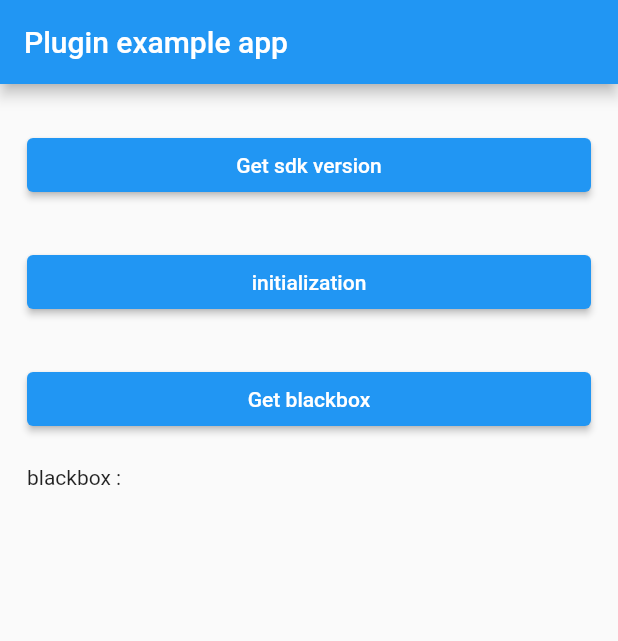
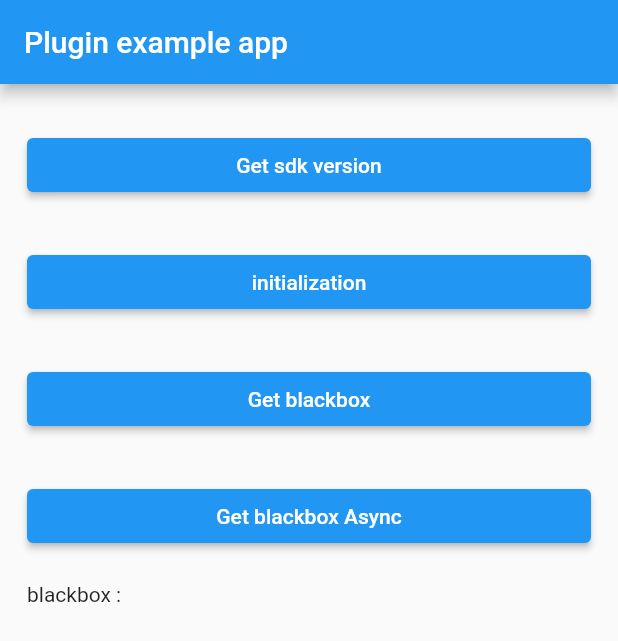
Before and after one commit to trustdecision/trustdevice-pro-flutter, a Flutter app: the screen it shows after launch, after a tap on "initialization", on a phone screen of 412 x 824 dp. Shown: the top 641 px of the screen. Run offline on Flutter 3.47's test engine with Material 2 defaults, Android fonts, the phone set to English and light mode, and no system bars; our stand-ins replace fluttertoast, permission_handler, plugin_platform_interface.

Commit message:
1.更新文档； 2.新增 _getBlackBoxAsync 方法调用；

```diff
--- a/example/lib/main.dart
+++ b/example/lib/main.dart
@@ -1,6 +1,6 @@
 import 'dart:async';
 import 'dart:io';
-
+import 'package:flutter/foundation.dart';
 import 'package:flutter/material.dart';
 import 'package:fluttertoast/fluttertoast.dart';
 import 'package:permission_handler/permission_handler.dart';
@@ -105,19 +105,41 @@ class _MyAppState extends State<MyHomePage> {
               child: ElevatedButton(
                   style: ElevatedButton.styleFrom(),
                   onPressed: () {
-                    var future = _getPlatformBlackBox();
+                    var future = _getBlackBox();
                     future.then((blackbox) => {
                           setState(() {
                             if (blackbox != null) {
                               _mBlackbox = blackbox;
                               print(
-                                  "${_TAG} getPlatformBlackBox blackbox: ${_mBlackbox}");
+                                  "${_TAG} getBlackBox blackbox: ${_mBlackbox}");
                             }
                           })
                         });
                   },
                   child: Text(
                     "Get blackbox",
+                    style: TextStyle(color: Colors.white),
+                  )),
+            ),
+            Container(
+              margin: EdgeInsets.fromLTRB(18, 30, 18, 0),
+              width: double.infinity,
+              child: ElevatedButton(
+                  style: ElevatedButton.styleFrom(),
+                  onPressed: () {
+                    var future = _getBlackBoxAsync();
+                    future.then((blackbox) => {
+                          setState(() {
+                            if (blackbox != null) {
+                              _mBlackbox = blackbox;
+                              print(
+                                  "${_TAG} getBlackBox blackbox: ${_mBlackbox}");
+                            }
+                          })
+                        });
+                  },
+                  child: Text(
+                    "Get blackbox Async",
                     style: TextStyle(color: Colors.white),
                   )),
             ),
@@ -155,10 +177,11 @@ class _MyAppState extends State<MyHomePage> {
    */
   Future<String> _initWithOptions() async {
     var options = {
-      "partner": "[Your partner]",
-      "appKey": "[Your appKey]",
-      "appName": "[Your appName]",
-      "country": "[Your country code]",
+      "partner": "tongdun",  // 需要替换成你自己的
+      "appKey": "0d2e7e22f9737acbac739056aa23c738", // 需要替换成你自己的
+      "appName": "App", // 需要替换成你自己的
+      "country": "cn", // 需要替换成你自己的
+      "debug":kDebugMode, // 上线时删除本行代码，防止应用被调试
     };
     //initialize the configuration and return the blackbox
     var blackbox = await _trustdeviceProPlugin.initWithOptions(options);
@@ -168,8 +191,17 @@ class _MyAppState extends State<MyHomePage> {
   /**
    * Get blackox
    */
-  Future<String> _getPlatformBlackBox() async {
+  Future<String> _getBlackBox() async {
     var blackbox = await _trustdeviceProPlugin.getBlackbox();
     return Future.value(blackbox);
   }
+
+    /**
+   * Get blackox Async
+   */
+  Future<String> _getBlackBoxAsync() async {
+    var blackbox = await _trustdeviceProPlugin.getBlackboxAsync();
+    return Future.value(blackbox);
+  }
+
 }
```
Also changed, not shown: 1 other file.
